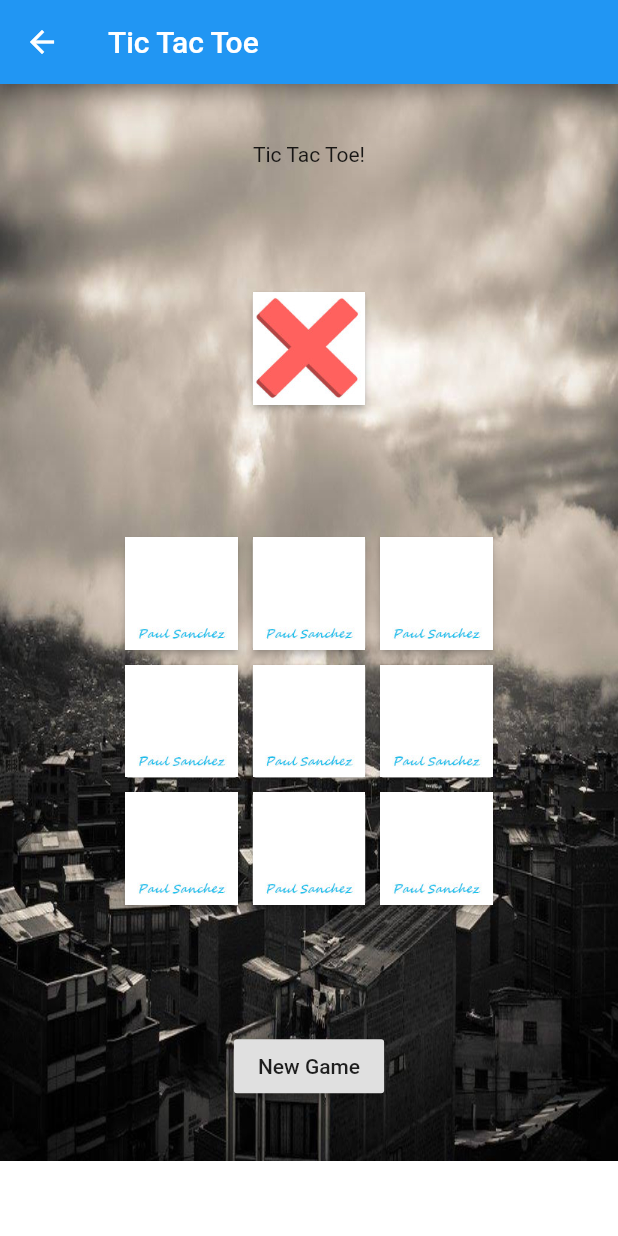
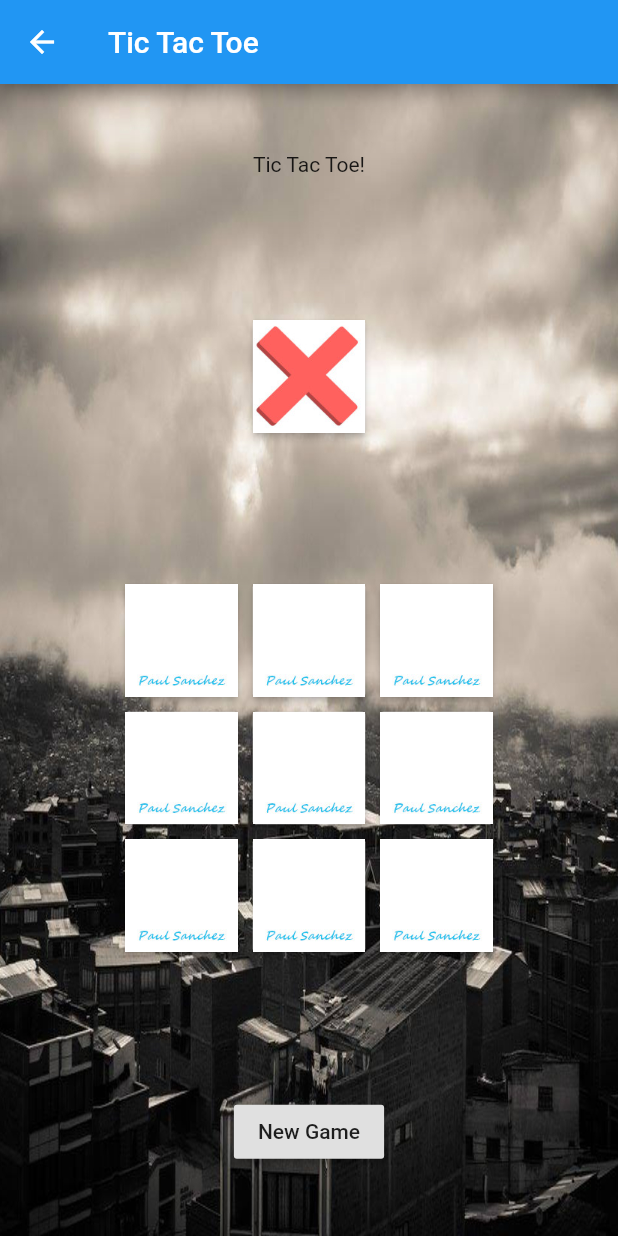
Before and after one commit to paulpsan/app-flutter-create, a Flutter app: the screen it shows after launch, on a phone screen of 412 x 824 dp. Run offline on Flutter 3.47's test engine with Material 2 defaults, Android fonts, the phone set to English and light mode, and no system bars.

Commit message:
refactory code

```diff
--- a/lib/main.dart
+++ b/lib/main.dart
@@ -1,23 +1,19 @@
 import 'package:flutter/material.dart';
-import 'package:collection/collection.dart';
 
 void main() => runApp(MyApp());
-
 var imgX = "assets/images/X.jpg";
 var init = "assets/images/init.jpg";
 var imgO = "assets/images/O.jpg";
-var arrayGame = new List.generate(3, (_) => new List(3));
 var turn = imgX;
+var aG = [
+  ["", "", ""],
+  ["", "", ""],
+  ["", "", ""]
+];
 
 class MyApp extends StatelessWidget {
   @override
   Widget build(BuildContext context) {
-    for (var i = 0; i < 3; i++) {
-      for (var j = 0; j < 3; j++) {
-        arrayGame[i][j] = 0;
-      }
-    }
-    // TODO: implement build
     return MaterialApp(
       title: "flutter app",
       home: Scaffold(
@@ -32,27 +28,21 @@ class MyApp extends StatelessWidget {
               Center(
                 child: Text('Tic Tac Toe!'),
               ),
-              ActionButtonStarComputer(4, 4, false, turn),
+              ABC(4, 4, false, turn),
               new Column(
                 mainAxisAlignment: MainAxisAlignment.center,
                 children: <Widget>[
-                  RowButtonAction(0),
-                  RowButtonAction(1),
-                  RowButtonAction(2),
+                  RBA(0),
+                  RBA(1),
+                  RBA(2),
                 ],
               ),
-              Row(
-                mainAxisAlignment: MainAxisAlignment.center,
-                children: <Widget>[
-                  RaisedButton(
-                    onPressed: () {
-                      arrayGame = new List.generate(3, (_) => new List(3));
-                      print(arrayGame);
-                    },
-                    child: Text('New Game'),
-                  ),
-                ],
-              )
+              RaisedButton(
+                onPressed: () {
+                  init = "assets/images/init.jpg";
+                },
+                child: Text('New Game'),
+              ),
             ],
           ),
           decoration: new BoxDecoration(
@@ -60,56 +50,43 @@ class MyApp extends StatelessWidget {
                   image: AssetImage('assets/images/LaPaz1.jpg'),
                   fit: BoxFit.cover)),
         ),
-        bottomNavigationBar: BottomAppBar(
-          child: Container(
-            height: 50.0,
-          ),
-        ),
       ),
     );
   }
 }
 
-class RowButtonAction extends StatelessWidget {
-  int rowButton;
-  RowButtonAction(this.rowButton) {}
+class RBA extends StatelessWidget {
+  int _row;
+  RBA(this._row);
   @override
   Widget build(BuildContext context) {
-    // TODO: implement build
     return Row(
       mainAxisAlignment: MainAxisAlignment.center,
       children: <Widget>[
-        ActionButtonStarComputer(0, rowButton, true, init),
-        ActionButtonStarComputer(1, rowButton, true, init),
-        ActionButtonStarComputer(2, rowButton, true, init),
+        ABC(0, _row, true, init),
+        ABC(1, _row, true, init),
+        ABC(2, _row, true, init),
       ],
     );
   }
 }
 
-class ActionButtonStarComputer extends StatefulWidget {
-  bool stateButton;
-  String iconButton;
-  int colButton;
-  int rowButton;
-  ActionButtonStarComputer(
-      this.colButton, this.rowButton, this.stateButton, this.iconButton) {}
-
+class ABC extends StatefulWidget {
+  bool _state;
+  String _icon;
+  int _col, _row;
+  ABC(this._col, this._row, this._state, this._icon);
   @override
   State<StatefulWidget> createState() {
-    // TODO: implement createState
-    return _ActionButtonStarComputer();
+    return _ABC();
   }
 }
 
-class _ActionButtonStarComputer extends State<ActionButtonStarComputer> {
+class _ABC extends State<ABC> {
   bool sw = false;
-  Function deepEq = const DeepCollectionEquality().equals;
-  checkWinner(arrayGame) {
+  checkWinner(aG) {
     var result = null;
-    var sum = arrayGame[0][0].toString() +
-        arrayGame[1][1].toString() +
-        arrayGame[2][2].toString();
+    var sum = aG[0][0] + aG[1][1] + aG[2][2];
     if (sum == "XXX" || sum == "OOO") {
       result = {
         "win": sum == "XXX" ? "X" : "O",
@@ -118,9 +95,7 @@ class _ActionButtonStarComputer extends State<ActionButtonStarComputer> {
         "diago": 1
       };
     }
-    sum = arrayGame[0][2].toString() +
-        arrayGame[1][1].toString() +
-        arrayGame[2][0].toString();
+    sum = aG[0][2] + aG[1][1] + aG[2][0];
     if (sum == "XXX" || sum == "OOO") {
       result = {
         "win": sum == "XXX" ? "X" : "O",
@@ -131,9 +106,7 @@ class _ActionButtonStarComputer extends State<ActionButtonStarComputer> {
     }
     if (result == null) {
       for (var i = 0; i < 3; i++) {
-        var sum = arrayGame[i][0].toString() +
-            arrayGame[i][1].toString() +
-            arrayGame[i][2].toString();
+        var sum = aG[i][0] + aG[i][1] + aG[i][2];
         if (sum == "XXX" || sum == "OOO") {
           result = {
             "win": sum == "XXX" ? "X" : "O",
@@ -143,9 +116,7 @@ class _ActionButtonStarComputer extends State<ActionButtonStarComputer> {
           };
           break;
         }
-        sum = arrayGame[0][i].toString() +
-            arrayGame[1][i].toString() +
-            arrayGame[2][i].toString();
+        sum = aG[0][i] + aG[1][i] + aG[2][i];
         if (sum == "XXX" || sum == "OOO") {
           result = {
             "win": sum == "XXX" ? "X" : "O",
@@ -162,15 +133,14 @@ class _ActionButtonStarComputer extends State<ActionButtonStarComputer> {
 
   void onPressedButton() {
     setState(() {
-      if (widget.stateButton) {
-        if (arrayGame[widget.rowButton][widget.colButton] == 0) {
-          widget.iconButton = turn;
-          arrayGame[widget.rowButton][widget.colButton] =
-              turn == imgX ? "X" : "O";
+      if (widget._state) {
+        if (aG[widget._row][widget._col] == "") {
+          widget._icon = turn;
+          aG[widget._row][widget._col] = turn == imgX ? "X" : "O";
           turn = turn == imgX ? imgO : imgX;
         }
       }
-      var res = checkWinner(arrayGame);
+      var res = checkWinner(aG);
       if (res != null) {
         print("object $res");
       }
@@ -179,23 +149,20 @@ class _ActionButtonStarComputer extends State<ActionButtonStarComputer> {
 
   @override
   Widget build(BuildContext context) {
-    // TODO: implement build
     return Container(
       margin: const EdgeInsets.all(5.0),
       height: 75.0,
       width: 75.0,
       child: RaisedButton(
-        // child:
         padding: new EdgeInsets.all(0.0),
         textColor: Colors.red,
         child: Container(
           decoration: new BoxDecoration(
               image: DecorationImage(
-                  image: AssetImage(widget.iconButton), fit: BoxFit.cover)),
+                  image: AssetImage(widget._icon), fit: BoxFit.cover)),
         ),
         onPressed: onPressedButton,
       ),
     );
   }
 }
-// implementacion de BottomNavigatorBar
```
